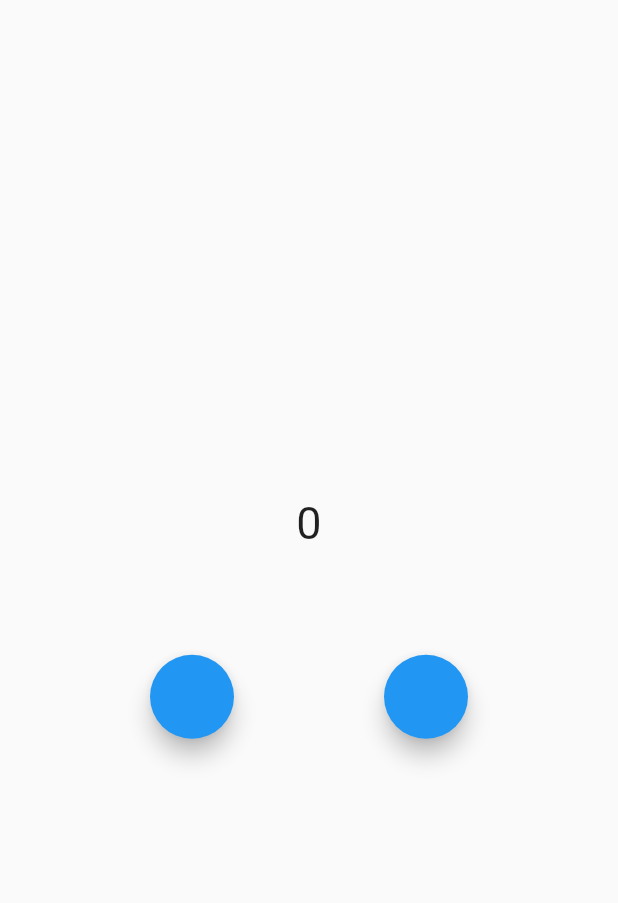
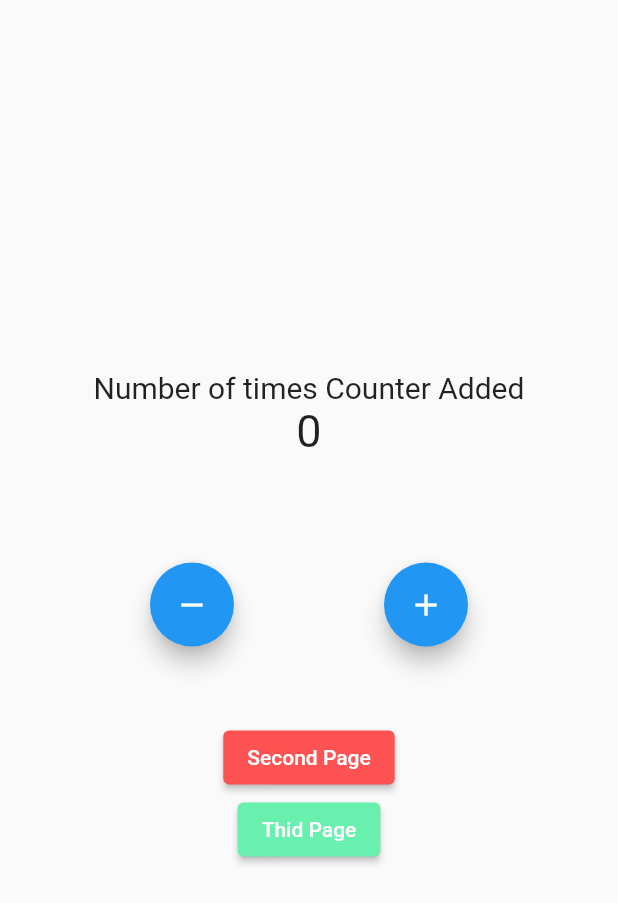
Before and after one commit to ibuu31/bloc_example, a Flutter app: the screen it shows after launch, on a phone screen of 412 x 824 dp. Shown: the top 903 px of the screen. Run offline on Flutter 3.47's test engine with Material 2 defaults, Android fonts, the phone set to English and light mode, and no system bars; our stand-ins replace bloc, flutter_bloc.

```diff
--- a/lib/cubit/counter_cubit.dart
+++ b/lib/logic/cubit/counter_cubit.dart
@@ -1,5 +1,7 @@
 import 'package:bloc/bloc.dart';
-import 'package:bloc_example/cubit/counter_state.dart';
+import 'package:bloc_example/logic/cubit/counter_state.dart';
+
+import 'counter_state.dart';
 
 class CounterCubit extends Cubit<CounterState> {
   //initialize the state of CounterCubit instance.
--- a/lib/main.dart
+++ b/lib/main.dart
@@ -1,70 +1,41 @@
-import 'package:bloc_example/cubit/counter_cubit.dart';
-import 'package:bloc_example/cubit/counter_state.dart';
+import 'package:bloc_example/logic/cubit/counter_cubit.dart';
+import 'package:bloc_example/presentation/home_screen.dart';
+import 'package:bloc_example/presentation/second_screen.dart';
+import 'package:bloc_example/presentation/third_screen.dart';
 import 'package:flutter/material.dart';
 import 'package:flutter_bloc/flutter_bloc.dart';
 
 void main() {
-  runApp(const MyApp());
+  runApp(MyApp());
 }
 
-class MyApp extends StatelessWidget {
-  const MyApp({Key? key}) : super(key: key);
+class MyApp extends StatefulWidget {
+  MyApp({Key? key}) : super(key: key);
+
+  @override
+  State<MyApp> createState() => _MyAppState();
+}
+
+class _MyAppState extends State<MyApp> {
+  final counterCubit = CounterCubit();
+  @override
+  void dispose() {
+    counterCubit.close();
+    super.dispose();
+  }
 
   @override
   Widget build(BuildContext context) {
-    return BlocProvider(
-        create: (BuildContext context) => CounterCubit(), child: HomePage());
-  }
-}
-
-class HomePage extends StatefulWidget {
-  const HomePage({Key? key}) : super(key: key);
-
-  @override
-  State<HomePage> createState() => _HomePageState();
-}
-
-class _HomePageState extends State<HomePage> {
-  CounterCubit counterCubit = CounterCubit();
-  @override
-  Widget build(BuildContext context) {
+    // two things are there before using bloc provider, one is that in create youll create an instance of the cubit or bloc in which you have described the logic, and in child you are accessing the class which have bloc builder.
     return MaterialApp(
-      home: Scaffold(
-        body: Center(
-            child: Column(
-          mainAxisAlignment: MainAxisAlignment.center,
-          children: [
-            BlocBuilder<CounterCubit, CounterState>(
-              builder: (BuildContext context, state) {
-                return Text(
-                  state.counterValue.toString(),
-                  style: TextStyle(fontSize: 30),
-                );
-              },
-            ),
-            const SizedBox(
-              height: 70,
-            ),
-            Row(
-              mainAxisAlignment: MainAxisAlignment.spaceEvenly,
-              children: [
-                FloatingActionButton(
-                    tooltip: 'increase',
-                    backgroundColor: Colors.blue,
-                    onPressed: () {
-                      BlocProvider.of<CounterCubit>(context).decrement();
-                    }),
-                FloatingActionButton(
-                    tooltip: 'decrease',
-                    backgroundColor: Colors.blue,
-                    onPressed: () {
-                      BlocProvider.of<CounterCubit>(context).increment();
-                    }),
-              ],
-            ),
-          ],
-        )),
-      ),
+      routes: {
+        '/': (context) =>
+            BlocProvider.value(value: counterCubit, child: const HomePage()),
+        '/secondPage': (context) => BlocProvider.value(
+            value: counterCubit, child: const SecondScreen()),
+        'thirdPage': (context) =>
+            BlocProvider.value(value: counterCubit, child: const ThirdScreen()),
+      },
     );
   }
 }
--- /dev/null
+++ b/lib/presentation/home_screen.dart
@@ -0,0 +1,97 @@
+import 'package:bloc_example/presentation/second_screen.dart';
+import 'package:bloc_example/presentation/third_screen.dart';
+import 'package:flutter/material.dart';
+import 'package:flutter_bloc/flutter_bloc.dart';
+import '../logic/cubit/counter_cubit.dart';
+import '../logic/cubit/counter_state.dart';
+
+class HomePage extends StatefulWidget {
+  const HomePage({Key? key}) : super(key: key);
+
+  @override
+  State<HomePage> createState() => _HomePageState();
+}
+
+class _HomePageState extends State<HomePage> {
+  CounterCubit counterCubit = CounterCubit();
+  @override
+  Widget build(BuildContext context) {
+    return MaterialApp(
+      home: Scaffold(
+        body: Center(
+            child: Column(
+          mainAxisAlignment: MainAxisAlignment.center,
+          children: [
+            const Text(
+              'Number of times Counter Added',
+              style: TextStyle(fontSize: 20),
+            ),
+            BlocBuilder<CounterCubit, CounterState>(
+              builder: (BuildContext context, state) {
+                return Text(
+                  state.counterValue.toString(),
+                  style: const TextStyle(fontSize: 30),
+                );
+              },
+            ),
+            const SizedBox(
+              height: 70,
+            ),
+            Row(
+              mainAxisAlignment: MainAxisAlignment.spaceEvenly,
+              children: [
+                FloatingActionButton(
+                    heroTag: 'a',
+                    tooltip: 'increase',
+                    backgroundColor: Colors.blue,
+                    onPressed: () {
+                      BlocProvider.of<CounterCubit>(context).decrement();
+                    },
+                    child: const Icon(Icons.remove)),
+                FloatingActionButton(
+                    heroTag: 'b',
+                    tooltip: 'decrease',
+                    backgroundColor: Colors.blue,
+                    onPressed: () {
+                      BlocProvider.of<CounterCubit>(context).increment();
+                    },
+                    child: const Icon(Icons.add)),
+              ],
+            ),
+            const SizedBox(
+              height: 50,
+            ),
+            ElevatedButton(
+                style: ButtonStyle(
+                    backgroundColor:
+                        MaterialStatePropertyAll<Color>(Colors.redAccent)),
+                onPressed: () {
+                  // wrapping with bloc provider was necessary because with that only, SecondScreen class will get access to the CounterCubit, basically we are trying to give an instance of CounterCubit to SecondScreen.
+                  Navigator.of(context).push(MaterialPageRoute(
+                    // context here is being replaced by underscore(_) because its of no use. Also, if you use context word, the context present in value will use this BuildContext instead of build tree BuildContext.
+                    builder: (_) => BlocProvider.value(
+                        value: BlocProvider.of<CounterCubit>(context),
+                        child: const SecondScreen()),
+                  ));
+                },
+                child: const Text('Second Page')),
+            ElevatedButton(
+                style: ButtonStyle(
+                    backgroundColor:
+                        MaterialStatePropertyAll<Color>(Colors.greenAccent)),
+                onPressed: () {
+                  // wrapping with bloc provider was necessary because with that only, SecondScreen class will get access to the CounterCubit, basically we are trying to give an instance of CounterCubit to SecondScreen.
+                  Navigator.of(context).push(MaterialPageRoute(
+                    // context here is being replaced by underscore(_) because its of no use. Also, if you use context word, the context present in value will use this BuildContext instead of build tree BuildContext.
+                    builder: (_) => BlocProvider.value(
+                        value: BlocProvider.of<CounterCubit>(context),
+                        child: const ThirdScreen()),
+                  ));
+                },
+                child: const Text('Thid Page')),
+          ],
+        )),
+      ),
+    );
+  }
+}
```
Also changed, not shown: lib/presentation/second_screen.dart (added, +64 -0 lines), lib/presentation/third_screen.dart (added, +64 -0 lines), lib/logic/cubit/counter_state.dart (renamed from lib/cubit/counter_state.dart).
